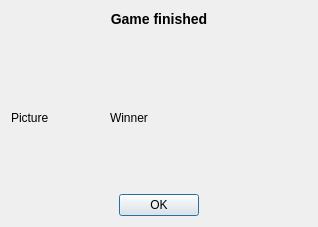
Qt form qt/qtgo/qtgo/GameEndDialog.ui (alecs1/home) before a commit.
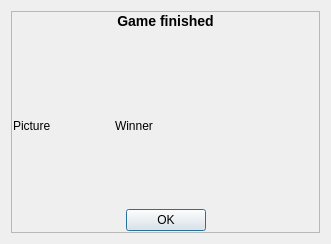
The same form after that commit.

The edit to the form file:
```diff
--- a/qt/qtgo/qtgo/GameEndDialog.ui
+++ b/qt/qtgo/qtgo/GameEndDialog.ui
@@ -6,14 +6,38 @@
    <rect>
     <x>0</x>
     <y>0</y>
-    <width>318</width>
-    <height>227</height>
+    <width>331</width>
+    <height>244</height>
    </rect>
   </property>
   <property name="windowTitle">
    <string>Dialog</string>
   </property>
+  <layout class="QGridLayout" name="gridLayout">
+   <item row="0" column="0">
+    <widget class="QFrame" name="frame">
+     <property name="frameShape">
+      <enum>QFrame::StyledPanel</enum>
+     </property>
+     <property name="frameShadow">
+      <enum>QFrame::Raised</enum>
+     </property>
   <layout class="QVBoxLayout" name="verticalLayout_4">
+      <property name="spacing">
+       <number>1</number>
+      </property>
+      <property name="leftMargin">
+       <number>1</number>
+      </property>
+      <property name="topMargin">
+       <number>1</number>
+      </property>
+      <property name="rightMargin">
+       <number>1</number>
+      </property>
+      <property name="bottomMargin">
+       <number>1</number>
+      </property>
    <item>
     <layout class="QVBoxLayout" name="verticalLayout_3">
      <property name="spacing">
@@ -112,6 +136,9 @@
       </layout>
      </item>
     </layout>
+      </item>
+     </layout>
+    </widget>
    </item>
   </layout>
  </widget>
```
Lines whose indentation alone changed are shown as unchanged.
